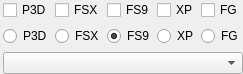
First picture: the form in src/gui/components/simulatorselector.ui, repository swift-project/pilotclient, before the edit.
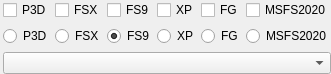
Second picture: the form after the edit.

```diff
--- a/src/gui/components/simulatorselector.ui
+++ b/src/gui/components/simulatorselector.ui
@@ -6,8 +6,8 @@
    <rect>
     <x>0</x>
     <y>0</y>
-    <width>188</width>
-    <height>66</height>
+    <width>271</width>
+    <height>74</height>
    </rect>
   </property>
   <property name="windowTitle">
@@ -88,6 +88,13 @@
         </property>
        </widget>
       </item>
+      <item>
+       <widget class="QCheckBox" name="cb_MSFS">
+        <property name="text">
+         <string>MSFS2020</string>
+        </property>
+       </widget>
+      </item>
      </layout>
     </widget>
    </item>
@@ -159,6 +166,13 @@
         </property>
        </widget>
       </item>
+      <item>
+       <widget class="QRadioButton" name="rb_MSFS">
+        <property name="text">
+         <string>MSFS2020</string>
+        </property>
+       </widget>
+      </item>
      </layout>
     </widget>
    </item>
```
